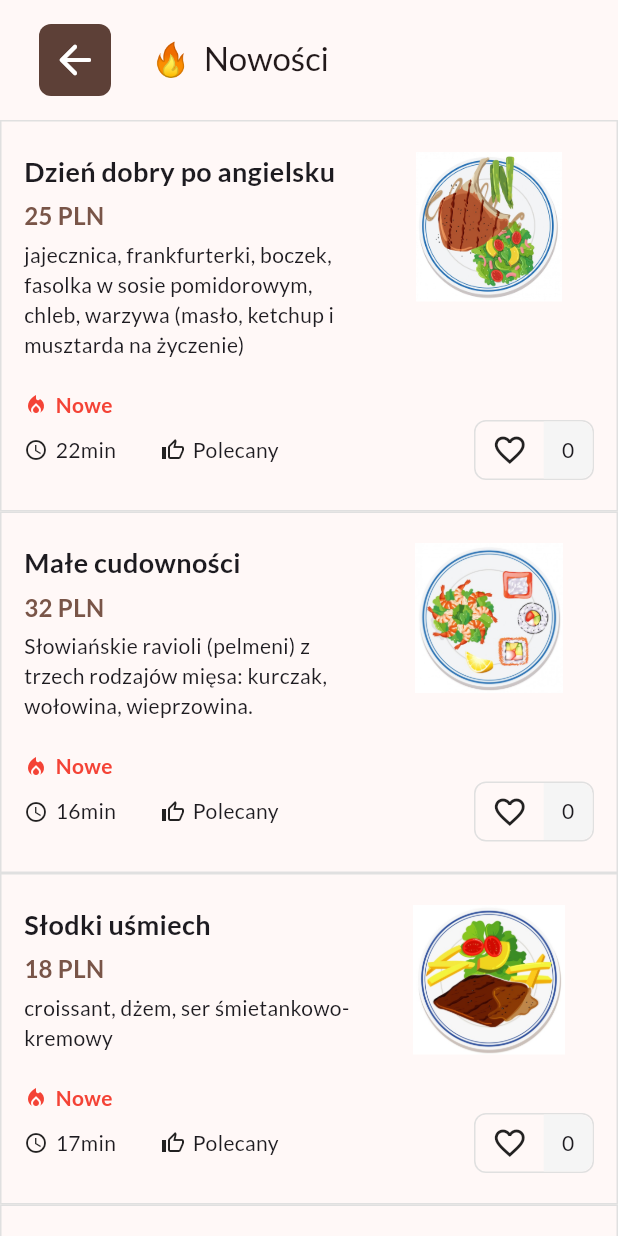
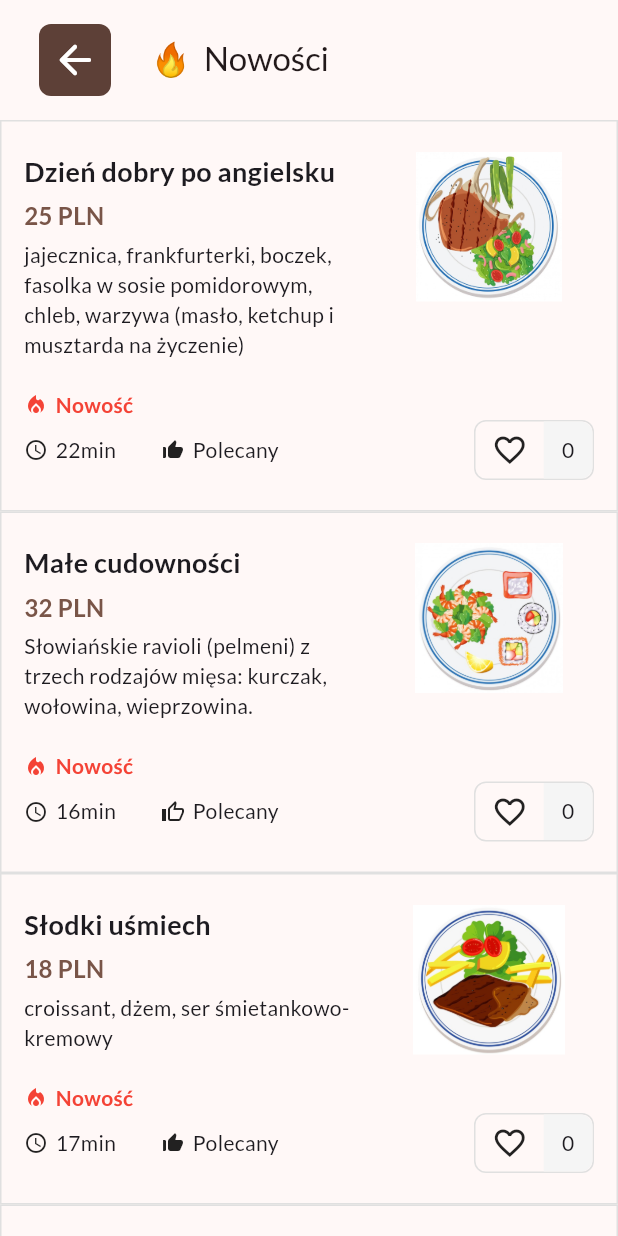
Before and after one commit to igorurbaniak/cafe_of_happiness_app, a Flutter app: the NewDishesPage screen opened directly, on a phone screen of 412 x 824 dp. Run offline on Flutter 3.47's test engine with Material 3 defaults, Android fonts, the phone set to English and light mode, and no system bars; our stand-ins replace firebase_auth, firebase_core, flutter_bloc, google_fonts, google_maps_flutter; accounts and stored records are empty; generated files the repository leaves out were written again.

Commit message:
Add a changing icon based on whether a dish is recommended

```diff
--- a/lib/presentation/features/menu_item/menu_item_page/cubit/menu_item_cubit.dart
+++ b/lib/presentation/features/menu_item/menu_item_page/cubit/menu_item_cubit.dart
@@ -57,4 +57,8 @@ class MenuItemCubit extends Cubit<MenuItemState> {
    List<DishModel> getNewDishes() {
     return state.dishes.where((dish) => dish.isNew).toList();
   }
+
+  List<DishModel> getRecommendedDishes() {
+    return state.dishes.where((dish) => dish.isRecommended).toList();
+  }
 }
--- a/lib/presentation/features/menu_item/menu_item_page/widgets/dish_favorite_item.dart
+++ b/lib/presentation/features/menu_item/menu_item_page/widgets/dish_favorite_item.dart
@@ -95,7 +95,7 @@ class DishFavoriteItem extends StatelessWidget {
                       ),
                       SizedBox(width: 5),
                       Text(
-                        'Nowe',
+                        'Nowość',
                         style: TextStyle(
                             fontSize: 14,
                             color: Colors.red,
@@ -117,8 +117,10 @@ class DishFavoriteItem extends StatelessWidget {
                       ),
                     ),
                     const SizedBox(width: 30),
-                    const Icon(
-                      Icons.thumb_up_alt_outlined,
+                    Icon(
+                      dish.isRecommended
+                          ? Icons.thumb_up_alt
+                          : Icons.thumb_up_alt_outlined,
                       size: 16,
                     ),
                     const SizedBox(width: 5),
```
